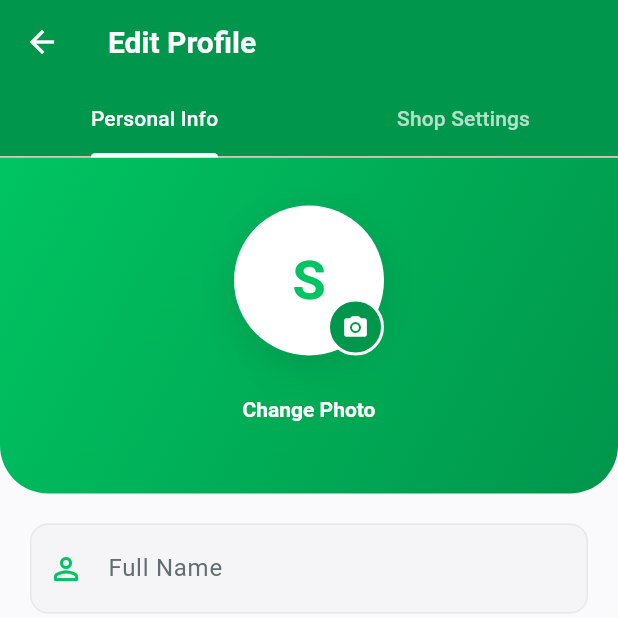
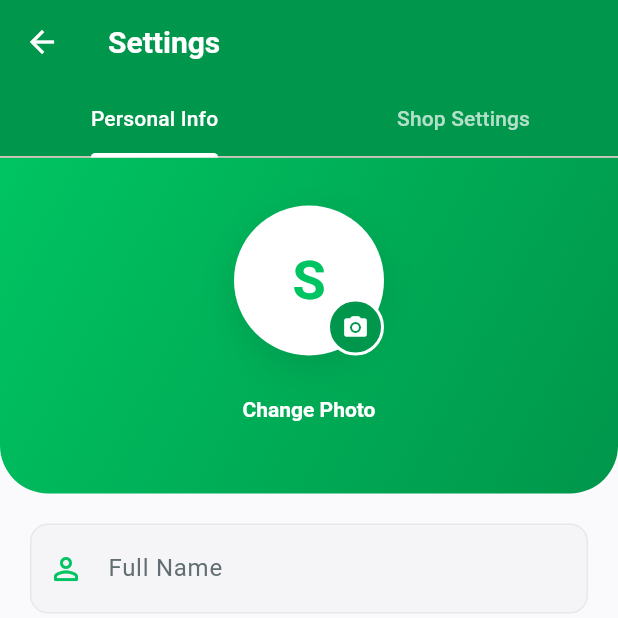
Before and after one commit to smritikhanal/xpress_nepal, a Flutter app: the SellerEditProfileScreen screen opened directly, on a phone screen of 412 x 824 dp, the top half of it. Run offline on Flutter 3.47's test engine with Material 3 defaults, Android fonts, the light colour scheme and no system bars; our stand-ins replace connectivity_plus, dio, equatable, flutter_riverpod, flutter_secure_storage, hive and 6 more; accounts and stored records are empty; network calls fail.

Commit message:
feat(seller): improve seller edit profile screen

```diff
--- a/lib/features/seller/presentation/pages/seller_edit_profile_screen.dart
+++ b/lib/features/seller/presentation/pages/seller_edit_profile_screen.dart
@@ -126,7 +126,7 @@ class _SellerEditProfileScreenState extends State<SellerEditProfileScreen>
         backgroundColor: AppColors.sellerPrimaryDark,
         foregroundColor: Colors.white,
         elevation: 0,
-        title: const Text('Edit Profile'),
+        title: const Text('Settings'),
         actions: [
           if (_hasChanges)
             TextButton(
```
